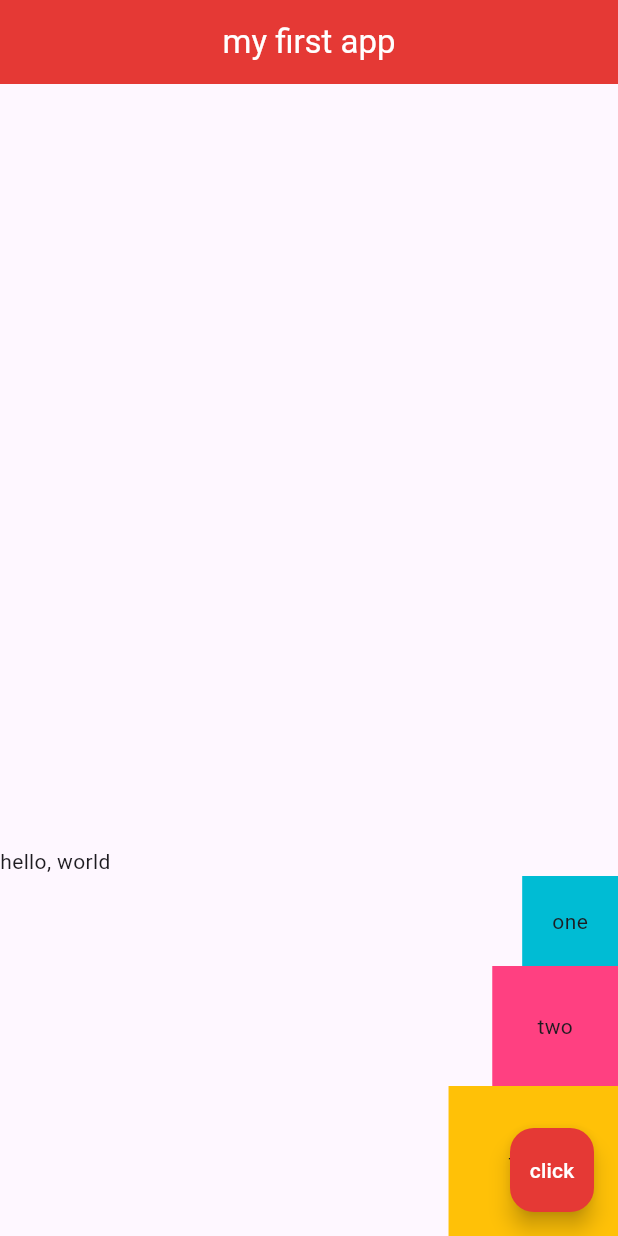
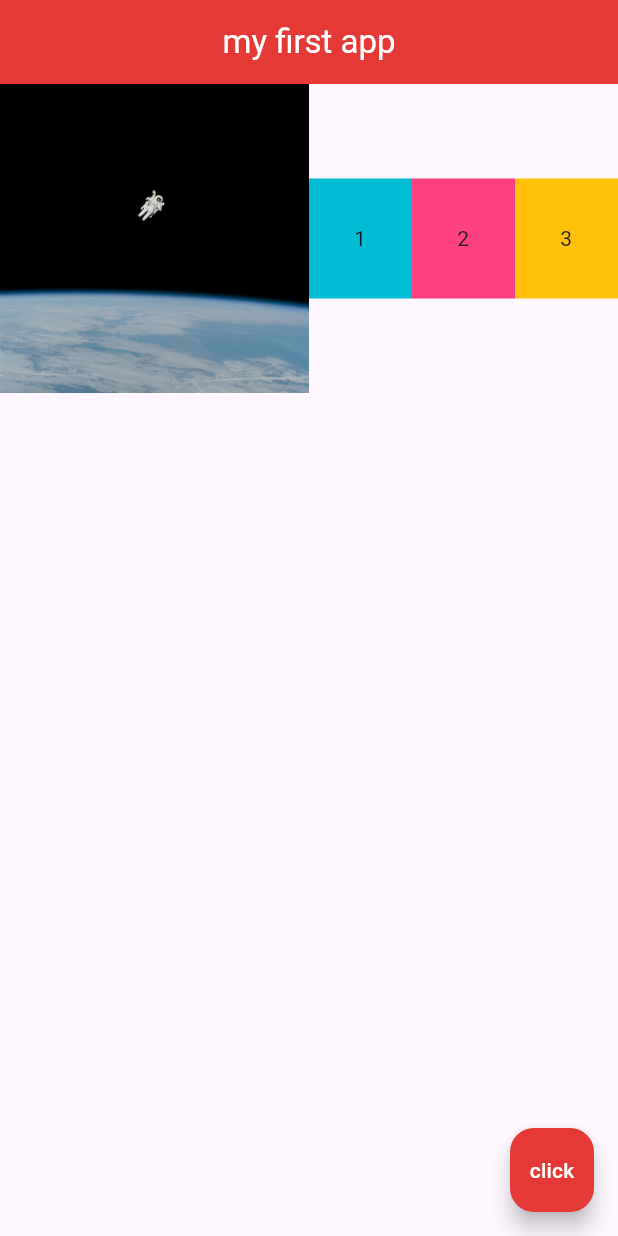
Before and after one commit to archie-bryann/myapp, a Flutter app: the screen it shows after launch, on a phone screen of 412 x 824 dp. Run offline on Flutter 3.47's test engine with Material 3 defaults, Android fonts, the phone set to English and light mode, and no system bars.

Commit message:
expanded widgets

```diff
--- a/lib/main.dart
+++ b/lib/main.dart
@@ -117,30 +117,63 @@ class Home extends StatelessWidget {
         //   ]
         // ),
 
-        body: Column(
-          mainAxisAlignment: MainAxisAlignment.end,
-          crossAxisAlignment: CrossAxisAlignment.end,
+        // body: Column(
+        //   mainAxisAlignment: MainAxisAlignment.end,
+        //   crossAxisAlignment: CrossAxisAlignment.end,
+        //   children: <Widget>[
+        //     Row(
+        //       children: <Widget>[
+        //         Text('hello,'),
+        //         Text(' world')
+        //       ]
+        //     ),
+        //     Container(
+        //       padding: EdgeInsets.all(20.0),
+        //       color: Colors.cyan,
+        //       child: Text('one')
+        //     ),
+        //     Container(
+        //         padding: EdgeInsets.all(30.0),
+        //         color: Colors.pinkAccent,
+        //         child: Text('two')
+        //     ),
+        //     Container(
+        //         padding: EdgeInsets.all(40.0),
+        //         color: Colors.amber,
+        //         child: Text('three')
+        //     )
+        //   ]
+        // ),
+
+        body: Row(
           children: <Widget>[
-            Row(
-              children: <Widget>[
-                Text('hello,'),
-                Text(' world')
-              ]
+            Expanded(
+              flex: 3,
+            child: Image.asset('assets/space-2.jpg'),
             ),
-            Container(
-              padding: EdgeInsets.all(20.0),
-              color: Colors.cyan,
-              child: Text('one')
+            Expanded(
+              flex: 1,
+              child: Container(
+                padding: EdgeInsets.all(30.0),
+                color: Colors.cyan,
+                child: Text('1')
+              ),
             ),
-            Container(
-                padding: EdgeInsets.all(30.0),
-                color: Colors.pinkAccent,
-                child: Text('two')
+            Expanded(
+              flex: 1,
+              child: Container(
+                  padding: EdgeInsets.all(30.0),
+                  color: Colors.pinkAccent,
+                  child: Text('2')
+              ),
             ),
-            Container(
-                padding: EdgeInsets.all(40.0),
-                color: Colors.amber,
-                child: Text('three')
+            Expanded(
+              flex: 1,
+              child: Container(
+                  padding: EdgeInsets.all(30.0),
+                  color: Colors.amber,
+                  child: Text('3')
+              )
             )
           ]
         ),
```
